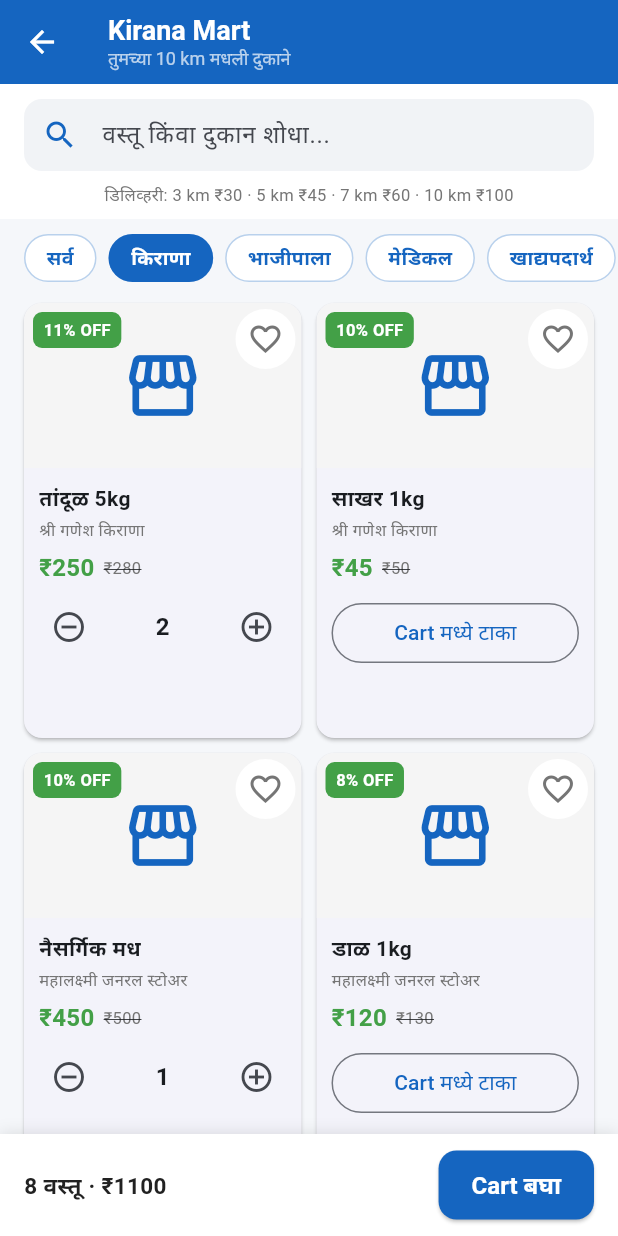
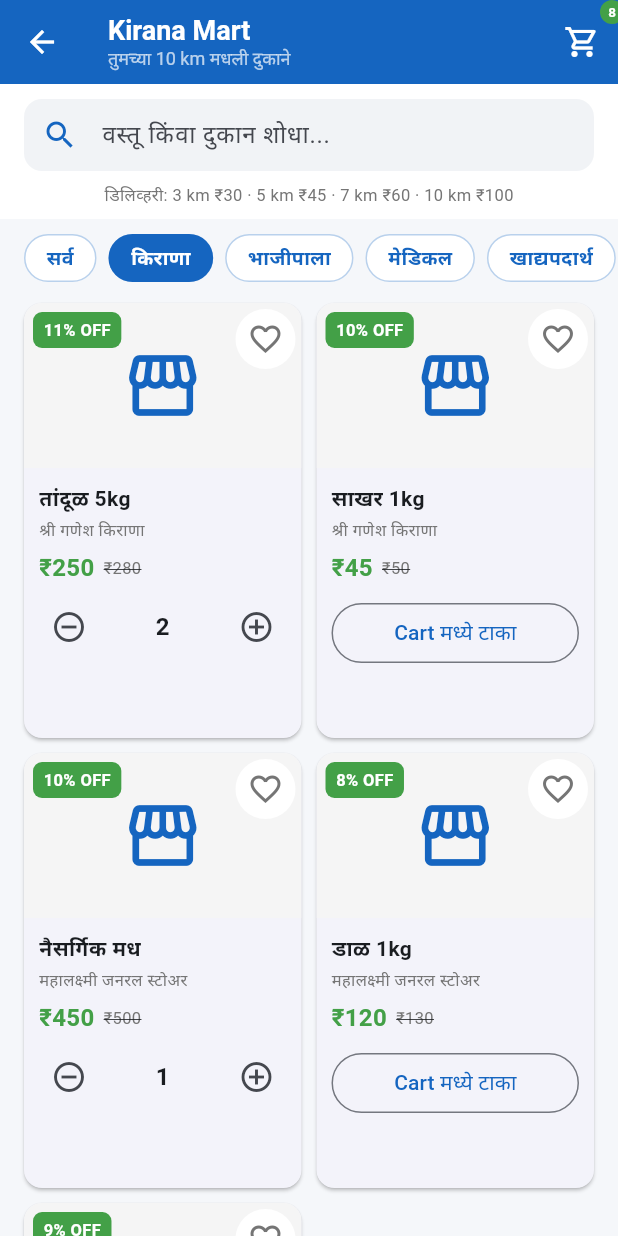
Before and after one commit to amolimpexinternational/amole-app, a Flutter app: the ZatPatHomeScreen screen opened directly, on a phone screen of 412 x 824 dp. Run offline on Flutter 3.47's test engine with Material 3 defaults, Android fonts, the phone set to English and light mode, and no system bars; our stand-ins replace file_picker, geolocator, image_picker, shared_preferences; accounts and stored records are empty.

Commit message:
Update zatpat_home_screen.dart

```diff
--- a/lib/screens/buyer/zatpat_home_screen.dart
+++ b/lib/screens/buyer/zatpat_home_screen.dart
@@ -27,8 +27,6 @@
     'खाद्यपदार्थ',
   ];
 
-  // Demo डेटा. 'zatpat': true म्हणजे दुकानदाराने लोकल डिलिव्हरी ON केली आहे.
-  // km म्हणजे buyer पासूनचे अंतर. खरा डेटा Stage 3 मध्ये येईल.
   final List<Map<String, dynamic>> _products = const [
     {'seller': 'श्री गणेश किराणा', 'km': 0.3, 'zatpat': true, 'category': 'किराणा', 'name': 'तांदूळ 5kg', 'price': 250.0, 'mrp': 280.0},
     {'seller': 'श्री गणेश किराणा', 'km': 0.3, 'zatpat': true, 'category': 'किराणा', 'name': 'साखर 1kg', 'price': 45.0, 'mrp': 50.0},
@@ -63,7 +61,6 @@
     }
   }
 
-  // फक्त ZatPat ON असलेले आणि 10 km मधले, जवळचे आधी
   List<Map<String, dynamic>> get _visible {
     final q = _query.trim();
     final list = _products.where((p) {
@@ -116,7 +113,6 @@
     });
   }
 
-  // डिलिव्हरी चार्ज: 3 km ₹30, 5 km ₹45, 7 km ₹60, 10 km ₹100
   int _chargeForKm(double km) {
     if (km <= 3) return 30;
     if (km <= 5) return 45;
@@ -124,7 +120,6 @@
     return 100;
   }
 
-  // Cart मधल्या ZatPat दुकानांपैकी सर्वात दूरच्या दुकानावरून (Demo नियम)
   int _deliveryCharge() {
     double? maxKm;
     for (final item in BuyerShoppingData.cartItems) {
@@ -190,12 +185,9 @@
 
   Widget _productCard(Map<String, dynamic> p) {
     final id = _idOf(p);
-
-  // Mom's Miracle सारखे quantity चेक करणे
     final index = BuyerShoppingData.cartItems.indexWhere((item) => item['id'] == id);
     final quantity = index == -1 ? 0 : (BuyerShoppingData.cartItems[index]['qty'] as int? ?? 0);
-
-  final favourite = BuyerShoppingData.isFavourite(id); // तुझ्या डेटा मॉडेलनुसार
+    final favourite = BuyerShoppingData.isFavourite(id);
 
     final mrp = (p['mrp'] as num).toDouble();
     final price = (p['price'] as num).toDouble();
@@ -205,16 +197,14 @@
       margin: EdgeInsets.zero,
       clipBehavior: Clip.antiAlias,
       child: InkWell(
-      onTap: () {
-        // TODO: Product Detail Screen (पुढील टप्प्यात)
-      },
+        onTap: () {},
         child: Column(
           crossAxisAlignment: CrossAxisAlignment.start,
           children: [
             Stack(
               children: [
                 Container(
-                height: 110, // Mom's Miracle सारखी उंची
+                  height: 110,
                   width: double.infinity,
                   color: AppColors.lightGrey,
                   child: const Icon(Icons.storefront, size: 54, color: AppColors.primaryBlue),
@@ -315,8 +305,6 @@
                     ],
                   ),
                   const SizedBox(height: 8),
-
-                // बटणांचा भाग (Mom's Miracle सारखाच)
                   if (quantity == 0)
                     SizedBox(
                       width: double.infinity,
@@ -328,7 +316,13 @@
                             price: price,
                             seller: p['seller'].toString(),
                             qty: 1,
-                          description: '', image: '', mrp: mrp, discount: discount.toDouble(), stock: 100, deliveryAvailable: true, isReturnable: true,
+                            description: '',
+                            image: '',
+                            mrp: mrp,
+                            discount: discount.toDouble(),
+                            stock: 100,
+                            deliveryAvailable: true,
+                            isReturnable: true,
                           );
                           setState(() {});
                         },
@@ -358,7 +352,13 @@
                               price: price,
                               seller: p['seller'].toString(),
                               qty: 1,
-                            description: '', image: '', mrp: mrp, discount: discount.toDouble(), stock: 100, deliveryAvailable: true, isReturnable: true,
+                              description: '',
+                              image: '',
+                              mrp: mrp,
+                              discount: discount.toDouble(),
+                              stock: 100,
+                              deliveryAvailable: true,
+                              isReturnable: true,
                             );
                             setState(() {});
                           },
@@ -375,50 +375,11 @@
     );
   }
 
-  Widget _bottomBar() {
-  final count = BuyerShoppingData.cartCount;
-  if (count == 0) return const SizedBox.shrink();
-  return SafeArea(
-    child: Container(
-      padding: const EdgeInsets.fromLTRB(16, 10, 16, 10),
-      decoration: const BoxDecoration(
-        color: Colors.white,
-        boxShadow: [BoxShadow(color: Colors.black12, blurRadius: 8)],
-      ),
-      child: Row(
-        children: [
-          Expanded(
-            child: Text(
-              '$count वस्तू · ₹${BuyerShoppingData.cartSubtotal.toStringAsFixed(0)}',
-              style: const TextStyle(
-                  fontSize: 15,
-                  fontWeight: FontWeight.bold,
-                  color: AppColors.textDark),
-            ),
-          ),
-          ElevatedButton(
-            onPressed: () => Navigator.push(
-              context,
-              MaterialPageRoute(builder: (_) => const CartScreen()),
-            ).then((_) => setState(() {})),
-            style: ElevatedButton.styleFrom(
-              backgroundColor: AppColors.primaryBlue,
-              foregroundColor: Colors.white,
-              minimumSize: const Size(0, 44),
-              padding: const EdgeInsets.symmetric(horizontal: 22, vertical: 12),
-            ),
-            child: const Text('Cart बघा',
-                style: TextStyle(fontWeight: FontWeight.bold)),
-          ),
-        ],
-      ),
-    ),
-  );
-}
-
   @override
   Widget build(BuildContext context) {
     final items = _visible;
+    final cartCount = BuyerShoppingData.cartCount;
+
     return Scaffold(
       backgroundColor: const Color(0xFFF5F7FA),
       appBar: AppBar(
@@ -427,12 +388,31 @@
         title: Column(
           crossAxisAlignment: CrossAxisAlignment.start,
           children: [
-            Text(widget.title ?? '⚡ ZatPat', style: TextStyle(color: Colors.white, fontSize: 18, fontWeight: FontWeight.bold)),
-            Text('तुमच्या 10 km मधली दुकाने', style: TextStyle(color: Colors.white70, fontSize: 12)),
+            Text(widget.title ?? '⚡ ZatPat', style: const TextStyle(color: Colors.white, fontSize: 18, fontWeight: FontWeight.bold)),
+            const Text('तुमच्या 10 km मधली दुकाने', style: TextStyle(color: Colors.white70, fontSize: 12)),
           ],
         ),
+        actions: [
+          // === Cart icon + Badge (हिरवा) ===
+          Badge(
+            isLabelVisible: cartCount > 0,
+            label: Text(
+              cartCount > 99 ? '99+' : '$cartCount',
+              style: const TextStyle(color: Colors.white, fontSize: 9, fontWeight: FontWeight.bold),
             ),
-      bottomNavigationBar: _bottomBar(),
+            backgroundColor: AppColors.successGreen,
+            child: IconButton(
+              icon: const Icon(Icons.shopping_cart_outlined, color: Colors.white),
+              onPressed: () {
+                Navigator.push(
+                  context,
+                  MaterialPageRoute(builder: (_) => const CartScreen()),
+                ).then((_) => setState(() {}));
+              },
+            ),
+          ),
+        ],
+      ),
       body: Column(
         children: [
           Container(
```
Lines whose indentation alone changed are shown as unchanged.
